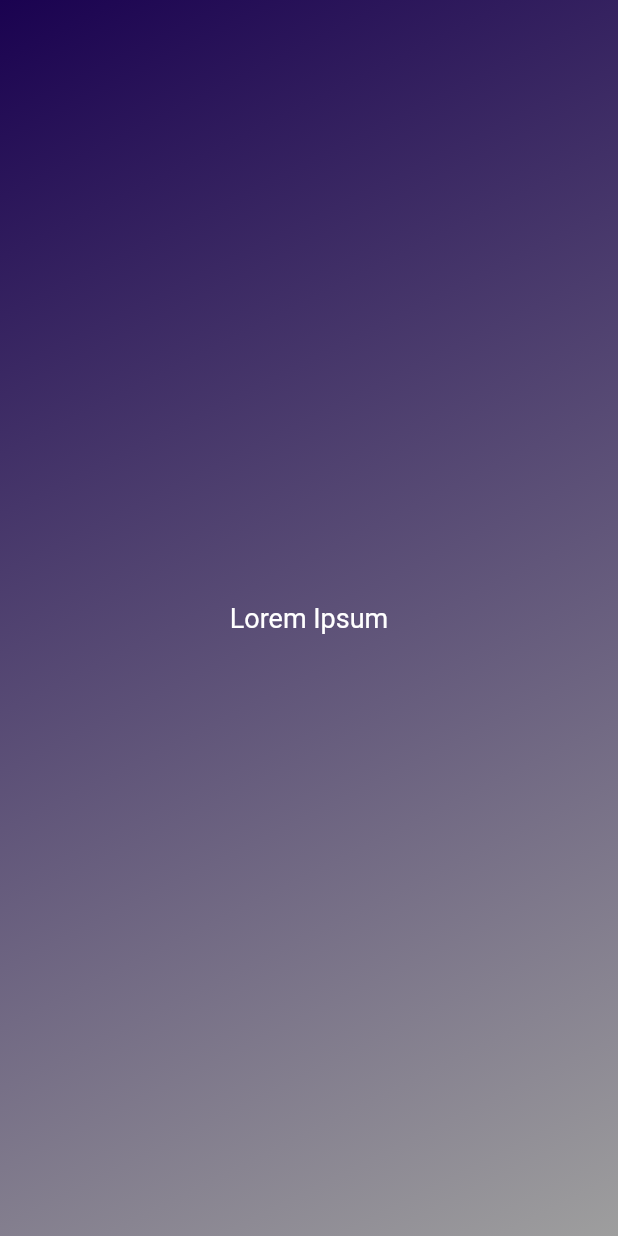
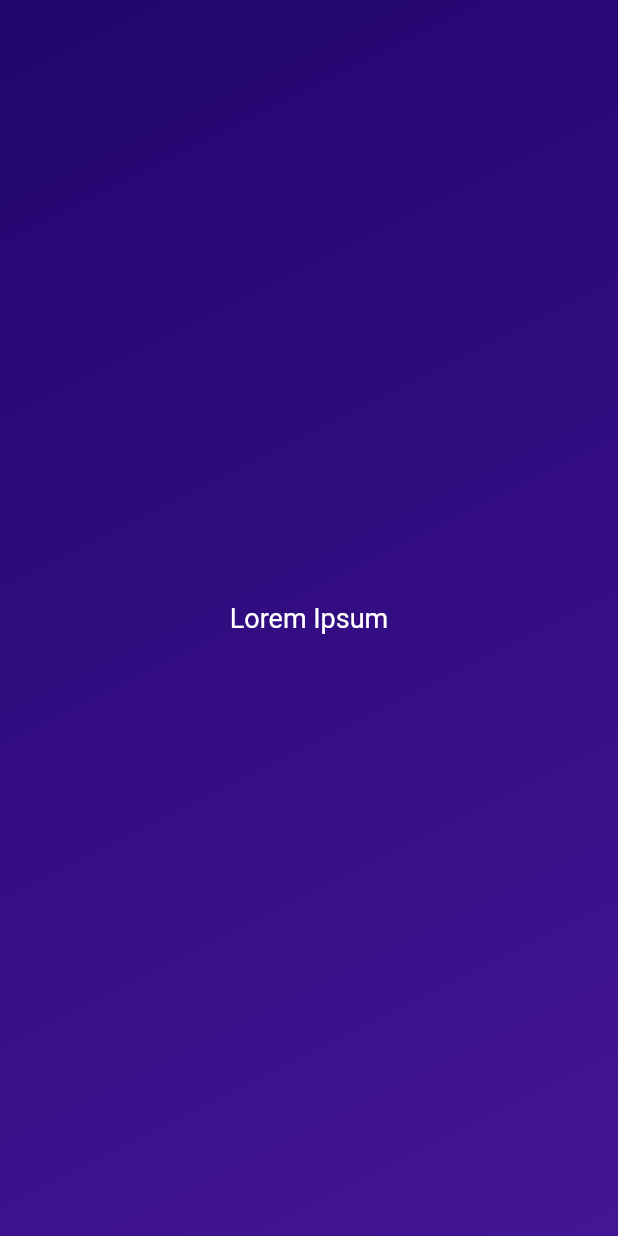
Before and after one commit to hongphuc5497/flutter-fundamental, a Flutter app: the screen it shows after launch, on a phone screen of 412 x 824 dp. Run offline on Flutter 3.47's test engine with Material 2 defaults, Android fonts, the phone set to English and light mode, and no system bars; missing offline and left inert: dart:ffi.

Commit message:
flutter: params passing to custom widget - wip

```diff
--- a/lib/gradient_container.dart
+++ b/lib/gradient_container.dart
@@ -13,12 +13,44 @@ import 'package:flutter_fundamental/styled_text.dart';
 Alignment startAlignment = Alignment.topLeft;
 const endAlignment = Alignment.bottomRight;
 
+// 1st approach
+// class GradientContainer extends StatelessWidget {
+  // GradientContainer({key}): super(key: key);
+  // Shorthand for the above line
+
+  // postional agrs: const GradientContainer(this.colors, this.text, {super.key});
+  // named agrs:
+//   const GradientContainer({super.key, required this.colors, required this.text});
+
+//   final List<Color> colors;
+
+//   final String text;
+
+//   @override
+//   Widget build(context) {
+//     return Container(
+//       decoration: BoxDecoration(
+//         gradient: LinearGradient(
+//             colors: colors, begin: startAlignment, end: endAlignment),
+//       ),
+//       child: Center(
+//         child: StyledText(text),
+//       ),
+//     );
+//   }
+// }
+
+// 2nd approach
 class GradientContainer extends StatelessWidget {
   // GradientContainer({key}): super(key: key);
   // Shorthand for the above line
-  const GradientContainer(this.colors, this.text, {super.key});
 
-  final List<Color> colors;
+  // postional agrs: const GradientContainer(this.colors, this.text, {super.key});
+  // named agrs:
+  const GradientContainer(this.color1, this.color2, this.text, {super.key});
+
+  final Color color1;
+  final Color color2;
 
   final String text;
 
@@ -27,7 +59,7 @@ class GradientContainer extends StatelessWidget {
     return Container(
       decoration: BoxDecoration(
         gradient: LinearGradient(
-            colors: colors, begin: startAlignment, end: endAlignment),
+            colors: [color1, color2], begin: startAlignment, end: endAlignment),
       ),
       child: Center(
         child: StyledText(text),
```
Also changed, not shown: lib/main.dart (+6 -3 lines).
